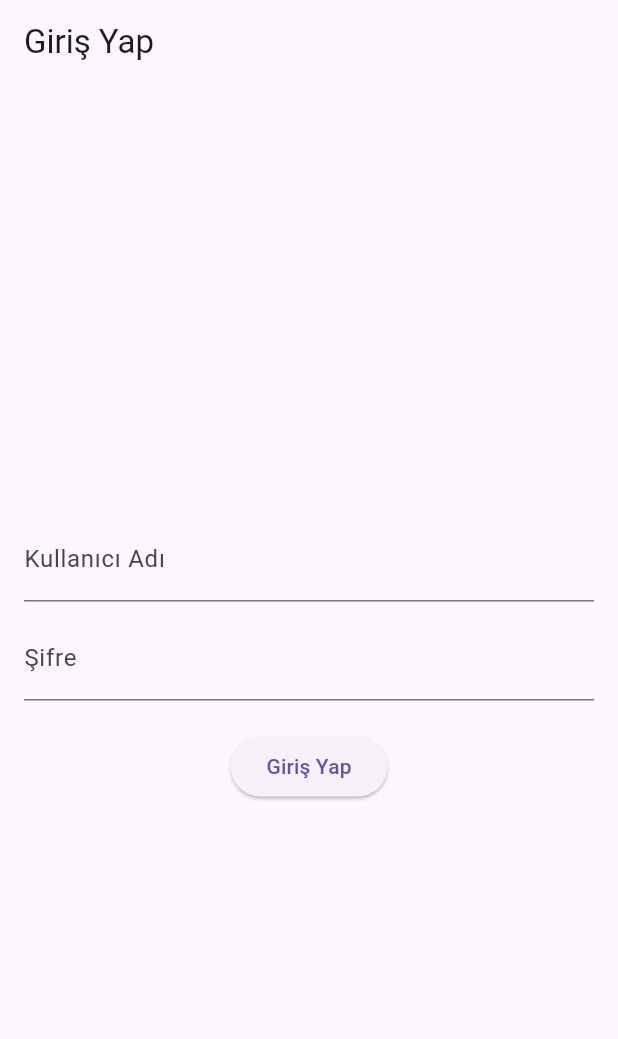
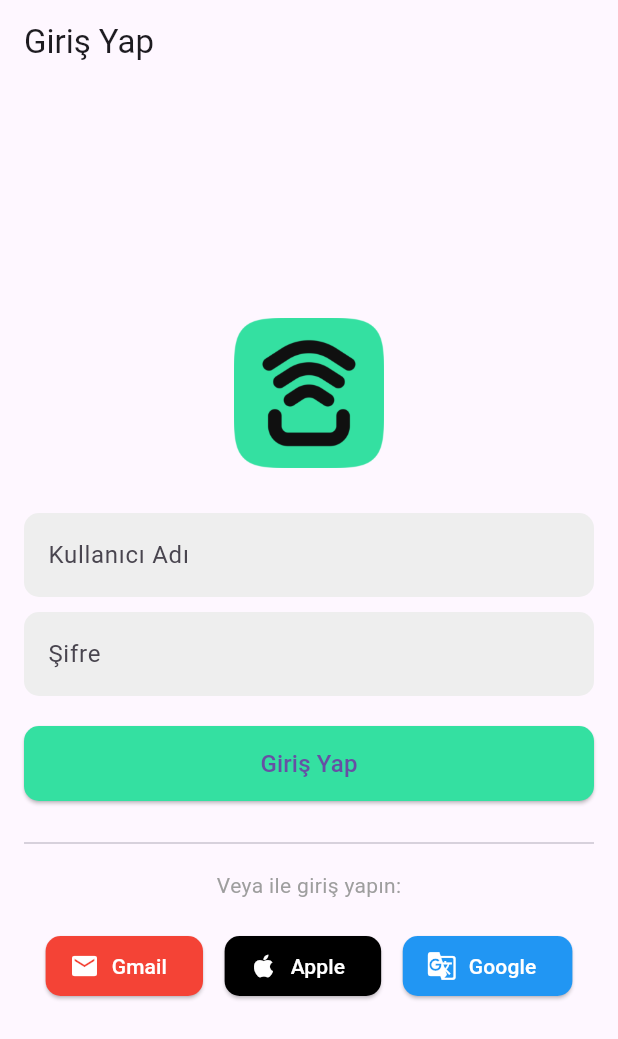
Before and after one commit to oguzhanfatihkucuk/SmartHomeApp, a Flutter app: the screen it shows after launch, on a phone screen of 412 x 824 dp. Shown: the top 1039 px of the screen. Run offline on Flutter 3.47's test engine with Material 3 defaults, Android fonts, the phone set to English and light mode, and no system bars; our stand-ins replace go_router, shared_preferences.

Commit message:
Login page updated and assets files redesinged

```diff
--- a/lib/Screens/HomeScreen/HomeScreen.dart
+++ b/lib/Screens/HomeScreen/HomeScreen.dart
@@ -1,6 +1,6 @@
 import 'package:flutter/material.dart';
 import '../../Components/DeviceCard.dart';
-import '../../assests/RoomsList.dart';
+import '../../assets/RoomsList.dart';
 
 class HomeScreen extends StatefulWidget {
   @override
--- a/lib/Screens/LoginScreen/LoginScreen.dart
+++ b/lib/Screens/LoginScreen/LoginScreen.dart
@@ -2,8 +2,8 @@ import 'package:flutter/cupertino.dart';
 import 'package:flutter/material.dart';
 import 'package:go_router/go_router.dart';
 import 'package:provider/provider.dart';
+
 import '../../Services/SharedPreferences.dart';
-
 
 class LoginScreen extends StatefulWidget {
   @override
@@ -28,6 +28,21 @@ class _LoginScreenState extends State<LoginScreen> {
     }
   }
 
+  void _loginWithGoogle() {
+    // Google ile giriş işlemi
+    context.go('/main');
+  }
+
+  void _loginWithApple() {
+    // Apple ile giriş işlemi
+    context.go('/main');
+  }
+
+  void _loginWithGmail() {
+    // Gmail ile giriş işlemi
+    context.go('/main');
+  }
+
   @override
   Widget build(BuildContext context) {
     final auth = Provider.of<AuthModel>(context);
@@ -46,10 +61,23 @@ class _LoginScreenState extends State<LoginScreen> {
         child: Column(
           mainAxisAlignment: MainAxisAlignment.center,
           children: [
+            Image.asset(
+              'lib/assets/logo/img.png',
+              width: 100,
+              height: 100,
+              fit: BoxFit.cover,
+            ),
+            const SizedBox(height: 30),
             TextField(
               controller: _usernameController,
               decoration: InputDecoration(
                 labelText: 'Kullanıcı Adı',
+                filled: true,
+                fillColor: Colors.grey.shade200,
+                border: OutlineInputBorder(
+                  borderRadius: BorderRadius.circular(10),
+                  borderSide: BorderSide.none,
+                ),
               ),
             ),
             SizedBox(height: 10),
@@ -58,6 +86,12 @@ class _LoginScreenState extends State<LoginScreen> {
               obscureText: true,
               decoration: InputDecoration(
                 labelText: 'Şifre',
+                filled: true,
+                fillColor: Colors.grey.shade200,
+                border: OutlineInputBorder(
+                  borderRadius: BorderRadius.circular(10),
+                  borderSide: BorderSide.none,
+                ),
               ),
             ),
             if (_errorMessage != null)
@@ -71,11 +105,70 @@ class _LoginScreenState extends State<LoginScreen> {
             SizedBox(height: 20),
             ElevatedButton(
               onPressed: () => _login(context),
-              child: Text('Giriş Yap'),
+              style: ElevatedButton.styleFrom(
+                backgroundColor: Color(0xFF34E0A1),
+                minimumSize: Size(double.infinity, 50),
+                shape: RoundedRectangleBorder(
+                  borderRadius: BorderRadius.circular(10),
+                ),
+              ),
+              child: Text('Giriş Yap', style: TextStyle(fontSize: 16)),
+            ),
+            const SizedBox(height: 20),
+            const Divider(),
+            const SizedBox(height: 10),
+            const Text(
+              'Veya ile giriş yapın:',
+              style: TextStyle(fontSize: 14, color: Colors.grey),
+            ),
+            SizedBox(height: 20),
+            Row(
+              mainAxisAlignment: MainAxisAlignment.spaceEvenly,
+              children: [
+                _buildSocialLoginButton(
+                  icon: Icons.email,
+                  label: 'Gmail',
+                  color: Colors.red,
+                  onTap: _loginWithGmail,
+                ),
+                _buildSocialLoginButton(
+                  icon: Icons.apple,
+                  label: 'Apple',
+                  color: Colors.black,
+                  onTap: _loginWithApple,
+                ),
+                _buildSocialLoginButton(
+                  icon: Icons.g_translate,
+                  label: 'Google',
+                  color: Colors.blue,
+                  onTap: _loginWithGoogle,
+                ),
+              ],
             ),
           ],
         ),
       ),
     );
   }
+
+  Widget _buildSocialLoginButton({
+    required IconData icon,
+    required String label,
+    required Color color,
+    required VoidCallback onTap,
+  }) {
+    return ElevatedButton.icon(
+      onPressed: onTap,
+      icon: Icon(icon, size: 20),
+      label: Text(label, style: TextStyle(fontSize: 14)),
+      style: ElevatedButton.styleFrom(
+        backgroundColor: color,
+        foregroundColor: Colors.white,
+        minimumSize: Size(100, 40),
+        shape: RoundedRectangleBorder(
+          borderRadius: BorderRadius.circular(10),
+        ),
+      ),
+    );
+  }
 }
--- a/lib/Screens/MainScreen/MainScreen.dart
+++ b/lib/Screens/MainScreen/MainScreen.dart
@@ -1,8 +1,8 @@
 import 'package:flutter/cupertino.dart';
 import 'package:flutter/material.dart';
-import '../HomeScreen//HomeScreen.dart';
-import '../RoomScreen//RoomScreen.dart';
-import '../SettingsScreen//SettingsScreen.dart';
+import '../HomeScreen/HomeScreen.dart';
+import '../RoomScreen/RoomScreen.dart';
+import '../SettingsScreen/SettingsScreen.dart';
 
 class MainScreen extends StatefulWidget {
   @override
--- a/lib/Screens/RoomScreen/RoomScreen.dart
+++ b/lib/Screens/RoomScreen/RoomScreen.dart
@@ -1,5 +1,5 @@
 import 'package:flutter/material.dart';
-import '../../assests/RoomsList.dart';
+import '../../assets/RoomsList.dart';
 import 'RoomsDetails.dart';
 import '../../Components/RoomAddForm.dart';
 
--- a/lib/main.dart
+++ b/lib/main.dart
@@ -1,7 +1,7 @@
 import 'package:flutter/material.dart';
 import 'package:go_router/go_router.dart';
 import 'package:provider/provider.dart';
-import 'Screens/LoginScreen//LoginScreen.dart';
+import 'Screens/LoginScreen/LoginScreen.dart';
 import 'Screens/MainScreen/MainScreen.dart';
 import 'Services/SharedPreferences.dart';
 
@@ -32,6 +32,7 @@ class MyApp extends StatelessWidget {
   Widget build(BuildContext context) {
     return MaterialApp.router(
       routerConfig: _router,
+      debugShowCheckedModeBanner: false,
     );
   }
 }
--- a/pubspec.yaml
+++ b/pubspec.yaml
@@ -60,8 +60,10 @@ flutter:
   # included with your application, so that you can use the icons in
   # the material Icons class.
   uses-material-design: true
+  assets:
+    - lib/assets/logo/img.png
 
-  # To add assets to your application, add an assets section, like this:
+      # To add assets to your application, add an assets section, like this:
   # assets:
   #   - images/a_dot_burr.jpeg
   #   - images/a_dot_ham.jpeg
```
Also changed, not shown: lib/Components/DeviceCard.dart (+15 -13 lines), lib/assets/RoomsList.dart (renamed from lib/assests/RoomsList.dart), lib/assets/logo/img.png (added).
